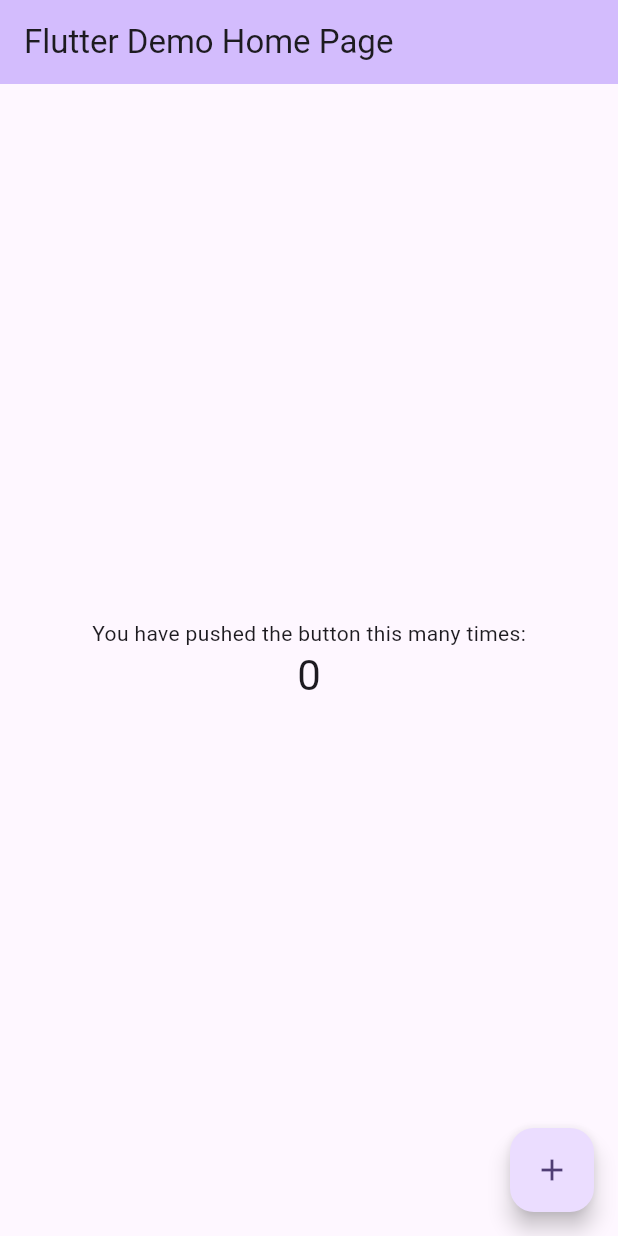
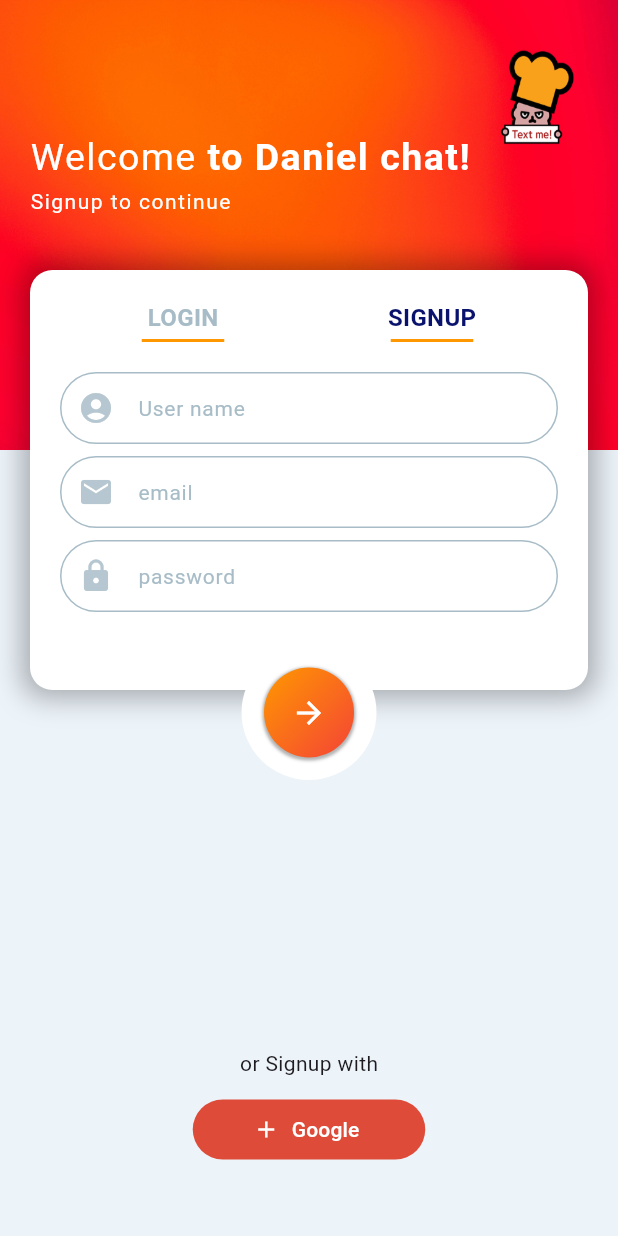
Before and after one commit to firstquarterlee/first-flutter-chat, a Flutter app: the screen it shows after launch, on a phone screen of 412 x 824 dp. Run offline on Flutter 3.47's test engine with Material 3 defaults, Android fonts, the phone set to English and light mode, and no system bars.

Commit message:
feat: 채팅앱 UI 디자인 구현 완료

```diff
--- a/lib/main.dart
+++ b/lib/main.dart
@@ -1,125 +1,22 @@
+import 'package:first_flutter_chat/screens/main_screen.dart';
 import 'package:flutter/material.dart';
+import 'package:first_flutter_chat/screens/main_screen.dart';
 
 void main() {
-  runApp(const MyApp());
+  runApp(MyApp());
 }
 
 class MyApp extends StatelessWidget {
   const MyApp({super.key});
 
-  // This widget is the root of your application.
   @override
   Widget build(BuildContext context) {
     return MaterialApp(
-      title: 'Flutter Demo',
+      title: 'Chatting app',
       theme: ThemeData(
-        // This is the theme of your application.
-        //
-        // TRY THIS: Try running your application with "flutter run". You'll see
-        // the application has a purple toolbar. Then, without quitting the app,
-        // try changing the seedColor in the colorScheme below to Colors.green
-        // and then invoke "hot reload" (save your changes or press the "hot
-        // reload" button in a Flutter-supported IDE, or press "r" if you used
-        // the command line to start the app).
-        //
-        // Notice that the counter didn't reset back to zero; the application
-        // state is not lost during the reload. To reset the state, use hot
-        // restart instead.
-        //
-        // This works for code too, not just values: Most code changes can be
-        // tested with just a hot reload.
-        colorScheme: ColorScheme.fromSeed(seedColor: Colors.deepPurple),
-        useMaterial3: true,
+          primarySwatch: Colors.blue
       ),
-      home: const MyHomePage(title: 'Flutter Demo Home Page'),
+      home: LoginSignupScreen(),
     );
   }
 }
-
-class MyHomePage extends StatefulWidget {
-  const MyHomePage({super.key, required this.title});
-
-  // This widget is the home page of your application. It is stateful, meaning
-  // that it has a State object (defined below) that contains fields that affect
-  // how it looks.
-
-  // This class is the configuration for the state. It holds the values (in this
-  // case the title) provided by the parent (in this case the App widget) and
-  // used by the build method of the State. Fields in a Widget subclass are
-  // always marked "final".
-
-  final String title;
-
-  @override
-  State<MyHomePage> createState() => _MyHomePageState();
-}
-
-class _MyHomePageState extends State<MyHomePage> {
-  int _counter = 0;
-
-  void _incrementCounter() {
-    setState(() {
-      // This call to setState tells the Flutter framework that something has
-      // changed in this State, which causes it to rerun the build method below
-      // so that the display can reflect the updated values. If we changed
-      // _counter without calling setState(), then the build method would not be
-      // called again, and so nothing would appear to happen.
-      _counter++;
-    });
-  }
-
-  @override
-  Widget build(BuildContext context) {
-    // This method is rerun every time setState is called, for instance as done
-    // by the _incrementCounter method above.
-    //
-    // The Flutter framework has been optimized to make rerunning build methods
-    // fast, so that you can just rebuild anything that needs updating rather
-    // than having to individually change instances of widgets.
-    return Scaffold(
-      appBar: AppBar(
-        // TRY THIS: Try changing the color here to a specific color (to
-        // Colors.amber, perhaps?) and trigger a hot reload to see the AppBar
-        // change color while the other colors stay the same.
-        backgroundColor: Theme.of(context).colorScheme.inversePrimary,
-        // Here we take the value from the MyHomePage object that was created by
-        // the App.build method, and use it to set our appbar title.
-        title: Text(widget.title),
-      ),
-      body: Center(
-        // Center is a layout widget. It takes a single child and positions it
-        // in the middle of the parent.
-        child: Column(
-          // Column is also a layout widget. It takes a list of children and
-          // arranges them vertically. By default, it sizes itself to fit its
-          // children horizontally, and tries to be as tall as its parent.
-          //
-          // Column has various properties to control how it sizes itself and
-          // how it positions its children. Here we use mainAxisAlignment to
-          // center the children vertically; the main axis here is the vertical
-          // axis because Columns are vertical (the cross axis would be
-          // horizontal).
-          //
-          // TRY THIS: Invoke "debug painting" (choose the "Toggle Debug Paint"
-          // action in the IDE, or press "p" in the console), to see the
-          // wireframe for each widget.
-          mainAxisAlignment: MainAxisAlignment.center,
-          children: <Widget>[
-            const Text(
-              'You have pushed the button this many times:',
-            ),
-            Text(
-              '$_counter',
-              style: Theme.of(context).textTheme.headlineMedium,
-            ),
-          ],
-        ),
-      ),
-      floatingActionButton: FloatingActionButton(
-        onPressed: _incrementCounter,
-        tooltip: 'Increment',
-        child: const Icon(Icons.add),
-      ), // This trailing comma makes auto-formatting nicer for build methods.
-    );
-  }
-}
--- /dev/null
+++ b/lib/screens/main_screen.dart
@@ -0,0 +1,470 @@
+import 'dart:ui';
+
+import 'package:flutter/cupertino.dart';
+import 'package:flutter/material.dart';
+import 'package:first_flutter_chat/config/palette.dart';
+import 'package:flutter/widgets.dart';
+
+
+class LoginSignupScreen extends StatefulWidget {
+  const LoginSignupScreen({super.key});
+
+  @override
+  State<LoginSignupScreen> createState() => _LoginSignupScreenState();
+}
+
+class _LoginSignupScreenState extends State<LoginSignupScreen> {
+  bool isSignupScreen = true;
+  final _formKey = GlobalKey<FormState>();
+  String userName = '';
+  String userEmail = '';
+  String userPassword = '';
+
+  void _tryValidation(){
+    final isValid = _formKey.currentState!.validate();
+    if(isValid){
+      _formKey.currentState!.save();
+    }
+  }
+
+  @override
+  Widget build(BuildContext context) {
+    return Scaffold(
+      backgroundColor: Palette.backgroundColor,
+      body: GestureDetector(
+        onTap: (){
+          FocusScope.of(context).unfocus();
+        },
+        child: Stack(
+          children: [
+            Positioned(
+              top: 0,
+              right: 0,
+              left: 0,
+              child: Container(
+                height: 300,
+                decoration: BoxDecoration(
+                  image: DecorationImage(
+                      image: AssetImage('image/red.jpg'),
+                      fit: BoxFit.fill
+                  ),
+                ),
+                child: Container(
+                  padding: EdgeInsets.only(top: 90, left: 20),
+                  child: Column(
+                    crossAxisAlignment: CrossAxisAlignment.start,
+                    children: [
+                      RichText(text: TextSpan(
+                        text: 'Welcome',
+                        style: TextStyle(
+                            letterSpacing: 1.0,
+                            fontSize: 25,
+                            color: Colors.white
+                        ),
+                        children: [
+                          TextSpan(
+                            text: isSignupScreen ? ' to Daniel chat!' : ' back',
+                            style: TextStyle(
+                              letterSpacing: 1.0,
+                              fontSize: 25,
+                              color: Colors.white,
+                              fontWeight: FontWeight.bold,
+                            ),
+                          ),
+                        ],
+                      ),
+                      ),
+                      SizedBox(
+                        height: 5.0,
+                      ),
+                      Text(
+                        isSignupScreen ? 'Signup to continue' : 'Signin to continue',
+                        style: TextStyle(
+                          letterSpacing: 1.0,
+                          color: Colors.white,
+                        ),
+                      )
+                    ],
+                  ),
+                ),
+              ),
+            ),
+            // 배경
+            AnimatedPositioned(
+              duration: Duration(milliseconds: 500),
+              curve: Curves.easeIn,
+              top: 180,
+              child: AnimatedContainer(
+                duration: Duration(milliseconds: 500),
+                padding: EdgeInsets.all(20.0),
+                height: isSignupScreen ? 280.0 : 250.0,
+                width: MediaQuery.of(context).size.width-40,
+                margin: EdgeInsets.symmetric(horizontal: 20.0),
+                decoration: BoxDecoration(
+                  color: Colors.white,
+                  borderRadius: BorderRadius.circular(15.0),
+                  boxShadow: [
+                    BoxShadow(
+                        color: Colors.black.withOpacity(0.3),
+                        blurRadius: 15,
+                        spreadRadius: 5
+                    ),
+                  ],
+                ),
+                child: SingleChildScrollView(
+                  padding: EdgeInsets.only(bottom: 20),
+                  child: Column(
+                    children: [
+                      Row(
+                        mainAxisAlignment: MainAxisAlignment.spaceAround,
+                        children: [
+                          GestureDetector(
+                            onTap: (){
+                              setState(() {
+                                isSignupScreen = false;
+                              });
+                            },
+                            child: Column(
+                              children: [
+                                Text(
+                                  'LOGIN',
+                                  style: TextStyle(
+                                      fontSize: 16,
+                                      fontWeight: FontWeight.bold,
+                                      color: !isSignupScreen ? Palette.activeColor : Palette.textColor1
+                                  ),
+                                ),
+                                Container(
+                                  margin: EdgeInsets.only(top: 3),
+                                  height: 2,
+                                  width: 55,
+                                  color: Colors.orange,
+                                )
+                              ],
+                            ),
+                          ),
+                          GestureDetector(
+                            onTap: (){
+                              setState(() {
+                                isSignupScreen = true;
+                              });
+                            },
+                            child: Column(
+                              children: [
+                                Text(
+                                  'SIGNUP',
+                                  style: TextStyle(
+                                      fontSize: 16,
+                                      fontWeight: FontWeight.bold,
+                                      color: isSignupScreen ? Palette.activeColor : Palette.textColor1
+                                  ),
+                                ),
+                                if(isSignupScreen)
+                                  Container(
+                                    margin: EdgeInsets.only(top: 3),
+                                    height: 2,
+                                    width: 55,
+                                    color: Colors.orange,
+                                  )
+                              ],
+                            ),
+                          )
+                        ],
+                      ),
+                      if(isSignupScreen)
+                        Container(
+                          margin: EdgeInsets.only(top: 20),
+                          child: Form(
+                            key: _formKey,
+                            child: Column(
+                              children: [
+                                TextFormField(
+                                  key: ValueKey(1),
+                                  validator: (value){
+                                    if(value!.isEmpty || value.length < 4){
+                                      return 'Please enter at least 4 characters';
+                                    }
+                                    return null;
+                                  },
+                                  onSaved: (value){
+                                    userName = value!;
+                                  },
+                                  decoration: InputDecoration(
+                                      prefixIcon: Icon(
+                                        Icons.account_circle,
+                                        color: Palette.iconColor,
+                                      ),
+                                      enabledBorder: OutlineInputBorder(
+                                        borderSide:
+                                        BorderSide(color: Palette.textColor1),
+                                        borderRadius: BorderRadius.all(
+                                          Radius.circular(35.0),
+                                        ),
+                                      ),
+                                      focusedBorder: OutlineInputBorder(
+                                        borderSide:
+                                        BorderSide(color: Palette.textColor1),
+                                        borderRadius: BorderRadius.all(
+                                          Radius.circular(35.0),
+                                        ),
+                                      ),
+                                      hintText: 'User name',
+                                      hintStyle: TextStyle(
+                                          fontSize: 14,
+                                          color: Palette.textColor1
+                                      ),
+                                      contentPadding: EdgeInsets.all(10)
+                                  ),
+                                ),
+                                SizedBox(
+                                  height: 8,
+                                ),
+                                TextFormField(
+                                  key: ValueKey(2),
+                                  validator: (value){
+                                    if(value!.isEmpty || !value.contains('@')){
+                                      return 'Please enter a valid email address.';
+                                    }
+                                    return null;
+                                  },
+                                  onSaved: (value){
+                                    userEmail = value!;
+                                  },
+                                  decoration: InputDecoration(
+                                      prefixIcon: Icon(
+                                        Icons.email,
+                                        color: Palette.iconColor,
+                                      ),
+                                      enabledBorder: OutlineInputBorder(
+                                        borderSide:
+                                        BorderSide(color: Palette.textColor1),
+                                        borderRadius: BorderRadius.all(
+                                          Radius.circular(35.0),
+                                        ),
+                                      ),
+                                      focusedBorder: OutlineInputBorder(
+                                        borderSide:
+                                        BorderSide(color: Palette.textColor1),
+                                        borderRadius: BorderRadius.all(
+                                          Radius.circular(35.0),
+                                        ),
+                                      ),
+                                      hintText: 'email',
+                                      hintStyle: TextStyle(
+                                          fontSize: 14,
+                                          color: Palette.textColor1
+                                      ),
+                                      contentPadding: EdgeInsets.all(10)
+                                  ),
+                                ),
+                                SizedBox(
+                                  height: 8,
+                                ),
+                                TextFormField(
+                                  key: ValueKey(3),
+                                  validator: (value){
+                                    if(value!.isEmpty || value.length < 6){
+                                      return 'Password must be at least 7 characters long.';
+                                    }
+                                    return null;
+                                  },
+                                  onSaved: (value){
+                                    userPassword = value!;
+                                  },
+                                  decoration: InputDecoration(
+                                      prefixIcon: Icon(
+                                        Icons.lock,
+                                        color: Palette.iconColor,
+                                      ),
+                                      enabledBorder: OutlineInputBorder(
+                                        borderSide:
+                                        BorderSide(color: Palette.textColor1),
+                                        borderRadius: BorderRadius.all(
+                                          Radius.circular(35.0),
+                                        ),
+                                      ),
+                                      focusedBorder: OutlineInputBorder(
+                                        borderSide:
+                                        BorderSide(color: Palette.textColor1),
+                                        borderRadius: BorderRadius.all(
+                                          Radius.circular(35.0),
+                                        ),
+                                      ),
+                                      hintText: 'password',
+                                      hintStyle: TextStyle(
+                                          fontSize: 14,
+                                          color: Palette.textColor1
+                                      ),
+                                      contentPadding: EdgeInsets.all(10)
+                                  ),
+                                )
+                              ],
+                            ),
+                          ),
+                        ),
+                      if(!isSignupScreen)
+                        Container(
+                          margin: EdgeInsets.only(top: 20),
+                          child: Form(
+                            key: _formKey,
+                            child: Column(
+                              children: [
+                                TextFormField(
+                                  key: ValueKey(4),
+                                  validator: (value){
+                                    if(value!.isEmpty || !value.contains('@')){
+                                      return 'Please enter a valid email address.';
+                                    }
+                                    return null;
+                                  },
+                                  onSaved: (value){
+                                    userEmail = value!;
+                                  },
+                                  decoration: InputDecoration(
+                                      prefixIcon: Icon(
+                                        Icons.email,
+                                        color: Palette.iconColor,
+                                      ),
+                                      enabledBorder: OutlineInputBorder(
+                                        borderSide:
+                                        BorderSide(color: Palette.textColor1),
+                                        borderRadius: BorderRadius.all(
+                                          Radius.circular(35.0),
+                                        ),
+                                      ),
+                                      focusedBorder: OutlineInputBorder(
+                                        borderSide:
+                                        BorderSide(color: Palette.textColor1),
+                                        borderRadius: BorderRadius.all(
+                                          Radius.circular(35.0),
+                                        ),
+                                      ),
+                                      hintText: 'email',
+                                      hintStyle: TextStyle(
+                                          fontSize: 14,
+                                          color: Palette.textColor1
+                                      ),
+                                      contentPadding: EdgeInsets.all(10)),
+                                ),
+                                SizedBox(
+                                  height: 8.0,
+                                ),
+                                TextFormField(
+                                  key: ValueKey(5),
+                                  validator: (value){
+                                    if(value!.isEmpty || value.length < 6){
+                                      return 'Password must be at least 7 characters long.';
+                                    }
+                                    return null;
+                                  },
+                                  onSaved: (value){
+                                    userPassword = value!;
+                                  },
+                                  decoration: InputDecoration(
+                                      prefixIcon: Icon(
+                                        Icons.lock,
+                                        color: Palette.iconColor,
+                                      ),
+                                      enabledBorder: OutlineInputBorder(
+                                        borderSide:
+                                        BorderSide(color: Palette.textColor1),
+                                        borderRadius: BorderRadius.all(
+                                          Radius.circular(35.0),
+                                        ),
+                                      ),
+                                      hintText: 'password',
+                                      hintStyle: TextStyle(
+                                          fontSize: 14,
+                                          color: Palette.textColor1),
+                                      contentPadding: EdgeInsets.all(10)),
+                                ),
+                              ],
+                            ),
+                          ),
+                        )
+                    ],
+                  ),
+                ),
+              ),
+            ),
+            // 텍스트 폼 필드
+            AnimatedPositioned(
+              duration: Duration(milliseconds: 500),
+              curve: Curves.easeIn,
+              top: isSignupScreen ? 430 : 390,
+              right: 0,
+              left: 0,
+              child: Center(
+                child: Container(
+                  padding: EdgeInsets.all(15),
+                  height: 90,
+                  width: 90,
+                  decoration: BoxDecoration(
+                    color: Colors.white,
+                    borderRadius: BorderRadius.circular(50),),
+                  child: GestureDetector(
+                    onTap: (){
+                      _tryValidation();
+                    },
+                    child: Container(
+                      decoration: BoxDecoration(
+                        gradient: LinearGradient(
+                            colors: [Colors.orange, Colors.red],
+                            begin: Alignment.topLeft,
+                            end: Alignment.bottomRight),
+                        borderRadius: BorderRadius.circular(30),
+                        boxShadow: [
+                          BoxShadow(
+                            color: Colors.black.withOpacity(0.3),
+                            spreadRadius: 1,
+                            blurRadius: 1,
+                            offset: Offset(0, 1),
+                          ),
+                        ],
+                      ),
+                      child: Icon(
+                        Icons.arrow_forward,
+                        color: Colors.white,
+                      ),
+                    ),
+                  ),
+                ),
+              ),
+            ),
+            // 전송 버튼
+            AnimatedPositioned(
+              duration: Duration(milliseconds: 500),
+              curve: Curves.easeIn,
+              top: isSignupScreen ? MediaQuery.of(context).size.height - 125
+                  : MediaQuery.of(context).size.height - 165,
+              right: 0,
+              left: 0,
+              child: Column(
+                children: [
+                  Text(isSignupScreen ?  'or Signup with' : 'or Signin with'),
+                  SizedBox(
+                    height: 10,
+                  ),
+                  TextButton.icon(
+                    onPressed: () {},
+                    style: TextButton.styleFrom(
+                        foregroundColor: Colors.white, // primary하면 에러나서 대체함
+                        minimumSize: Size(155, 40),
+                        shape: RoundedRectangleBorder(
+                            borderRadius: BorderRadius.circular(20)
+                        ),
+                        backgroundColor: Palette.googleColor
+                    ),
+                    icon: Icon(Icons.add),
+                    label: Text('Google'),
+                  ),
+                ],
+              ),
+            ),
+            // 구글 로그인 버튼
+          ],
+        ),
+      ),
+    );
+  }
+}
```
